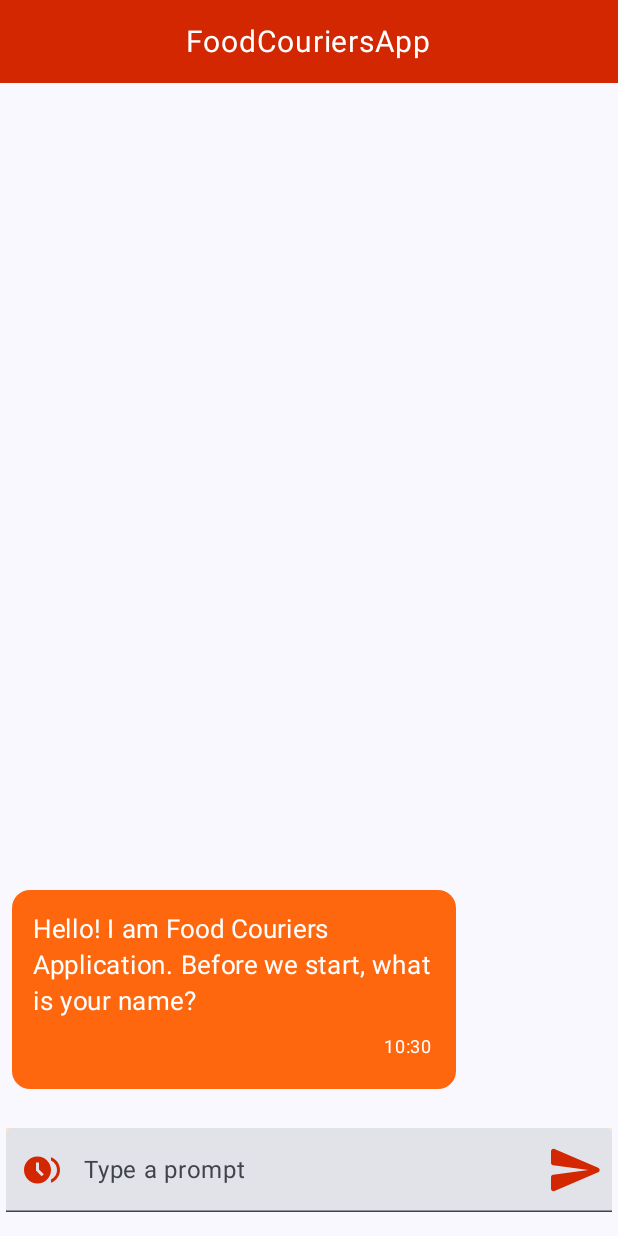
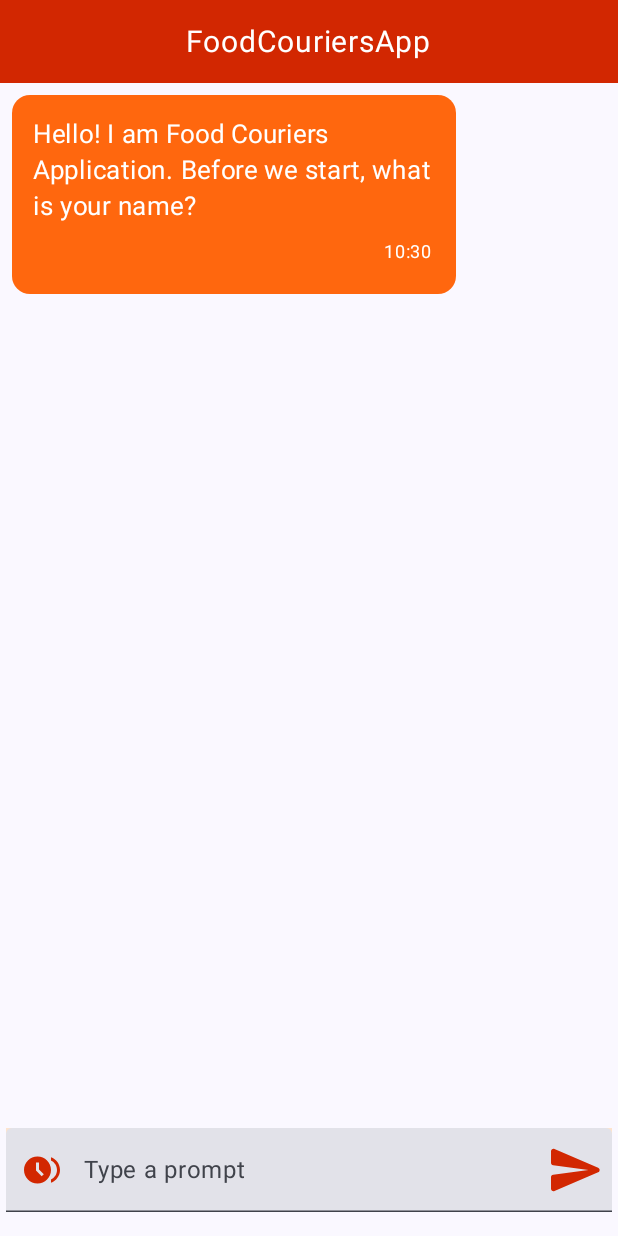
Before and after one commit to IremSever/FoodCouriersApp, an Android app built with Jetpack Compose: the screen it shows after launch (MainActivity), on a phone screen of 412 x 824 dp. Run offline under Robolectric (Android 15) with nearby library versions, the phone set to English and light mode, and no system bars.

Commit message:
Fixed layout issues and improved chat functionality

```diff
--- a/app/src/main/java/com/irem/foodcouriersapp/view/ChatScreen.kt
+++ b/app/src/main/java/com/irem/foodcouriersapp/view/ChatScreen.kt
@@ -22,6 +22,7 @@ import androidx.compose.foundation.layout.padding
 import androidx.compose.foundation.layout.size
 import androidx.compose.foundation.lazy.LazyColumn
 import androidx.compose.foundation.lazy.itemsIndexed
+import androidx.compose.foundation.lazy.rememberLazyListState
 import androidx.compose.foundation.shape.RoundedCornerShape
 import androidx.compose.foundation.text.KeyboardActions
 import androidx.compose.foundation.text.KeyboardOptions
@@ -75,6 +76,14 @@ fun ChatScreen(paddingValues: PaddingValues, imagePicker: ActivityResultLauncher
 
     val bitmap = getBitmap(uriState)
 
+    val listState = rememberLazyListState()
+
+    LaunchedEffect(chatState.chatList.size) {
+        if (chatState.chatList.isNotEmpty()) {
+            listState.animateScrollToItem(0)
+        }
+    }
+
     Column(
         modifier = Modifier
             .fillMaxSize()
@@ -85,7 +94,8 @@ fun ChatScreen(paddingValues: PaddingValues, imagePicker: ActivityResultLauncher
             modifier = Modifier
                 .weight(1f)
                 .fillMaxWidth()
-                .padding(horizontal = 8.dp),
+                .padding(horizontal = 8.dp, vertical = 8.dp),
+            verticalArrangement = Arrangement.Top,
             reverseLayout = true
         ) {
             item {
@@ -165,6 +175,7 @@ fun ChatScreen(paddingValues: PaddingValues, imagePicker: ActivityResultLauncher
                                     )
                                 )
                                 uriState.update { "" }
+                                keyboardController?.hide()
                             },
                         imageVector = Icons.Rounded.Send,
                         contentDescription = "Send prompt",
```
